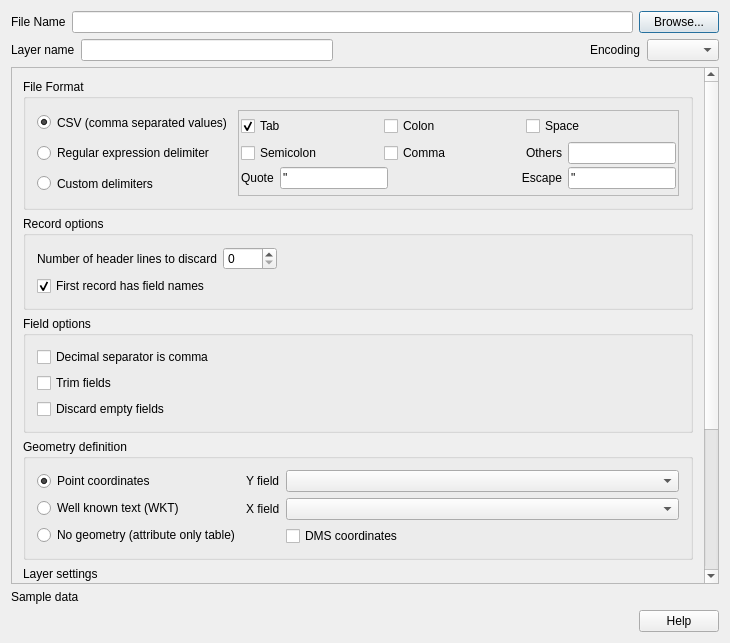
Above: src/ui/qgsdelimitedtextsourceselectbase.ui from carsmie/QGIS before the change. Below: the same form after it.
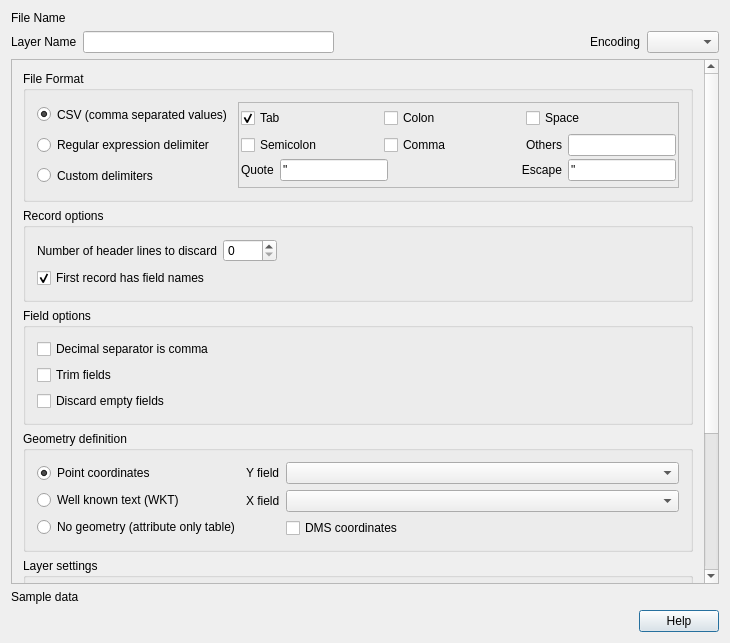
That is the form after the change. Icons and pictures are not drawn. Custom widgets are drawn as their Qt base class.

```diff
--- a/src/ui/qgsdelimitedtextsourceselectbase.ui
+++ b/src/ui/qgsdelimitedtextsourceselectbase.ui
@@ -79,42 +79,7 @@
          </widget>
         </item>
         <item>
-         <widget class="QLineEdit" name="txtFilePath">
-          <property name="toolTip">
-           <string>Full path to the delimited text file</string>
-          </property>
-          <property name="whatsThis">
-           <string>Full path to the delimited text file. In order to properly parse the fields in the file, the delimiter must be defined prior to entering the file name. Use the Browse button to the right of this field to choose the input file.</string>
-          </property>
-          <property name="readOnly">
-           <bool>false</bool>
-          </property>
-         </widget>
-        </item>
-        <item>
-         <widget class="QPushButton" name="btnBrowseForFile">
-          <property name="enabled">
-           <bool>true</bool>
-          </property>
-          <property name="maximumSize">
-           <size>
-            <width>16777215</width>
-            <height>16777215</height>
-           </size>
-          </property>
-          <property name="toolTip">
-           <string>Browse to find the delimited text file to be processed</string>
-          </property>
-          <property name="whatsThis">
-           <string>Use this button to browse to the location of the delimited text file. This button will not be enabled until a delimiter has been entered in the &lt;i&gt;Delimiter&lt;/i&gt; box. Once a file is chosen, the X and Y field drop-down boxes will be populated with the fields from the delimited text file.</string>
-          </property>
-          <property name="text">
-           <string>Browse...</string>
-          </property>
-          <property name="flat">
-           <bool>false</bool>
-          </property>
-         </widget>
+         <widget class="QgsFileWidget" name="mFileWidget" native="true"/>
         </item>
        </layout>
       </item>
@@ -132,7 +97,7 @@
            </sizepolicy>
           </property>
           <property name="text">
-           <string>Layer name</string>
+           <string>Layer Name</string>
           </property>
          </widget>
         </item>
@@ -1354,6 +1319,11 @@
    <header>qgscollapsiblegroupbox.h</header>
    <container>1</container>
   </customwidget>
+  <customwidget>
+   <class>QgsFileWidget</class>
+   <extends>QWidget</extends>
+   <header>qgsfilewidget.h</header>
+  </customwidget>
  </customwidgets>
  <tabstops>
   <tabstop>txtFilePath</tabstop>
```
